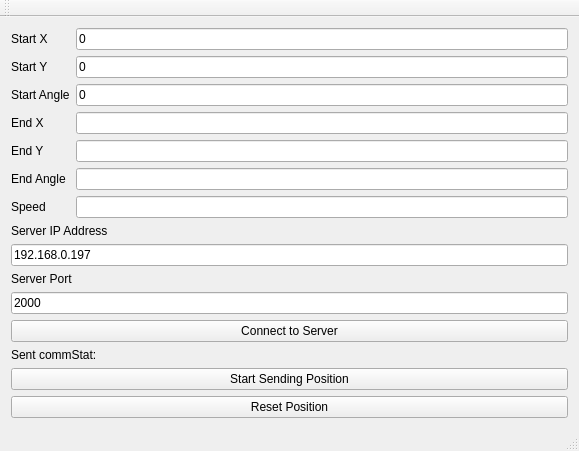
First picture: the form in QtClients/SearcherMoverSimulator/mainwindow.ui, repository madhavpatel6/EmbeddedSystemDesign_Team02, before the edit.
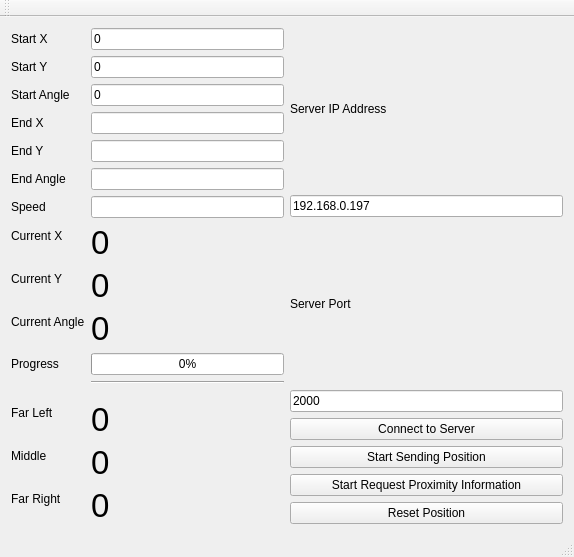
Second picture: the form after the edit.

```diff
--- a/QtClients/SearcherMoverSimulator/mainwindow.ui
+++ b/QtClients/SearcherMoverSimulator/mainwindow.ui
@@ -6,15 +6,15 @@
    <rect>
     <x>0</x>
     <y>0</y>
-    <width>579</width>
-    <height>403</height>
+    <width>574</width>
+    <height>556</height>
    </rect>
   </property>
   <property name="windowTitle">
    <string>Comm Stats GUI</string>
   </property>
   <widget class="QWidget" name="centralWidget">
-   <layout class="QVBoxLayout" name="verticalLayout_2">
+   <layout class="QHBoxLayout" name="horizontalLayout">
     <item>
      <layout class="QFormLayout" name="formLayout">
       <item row="1" column="0">
@@ -99,6 +99,148 @@
       <item row="7" column="1">
        <widget class="QLineEdit" name="speed"/>
       </item>
+      <item row="8" column="0">
+       <widget class="QLabel" name="label_10">
+        <property name="text">
+         <string>Current X</string>
+        </property>
+       </widget>
+      </item>
+      <item row="8" column="1">
+       <widget class="QLabel" name="currX">
+        <property name="font">
+         <font>
+          <pointsize>25</pointsize>
+         </font>
+        </property>
+        <property name="text">
+         <string>0</string>
+        </property>
+       </widget>
+      </item>
+      <item row="9" column="0">
+       <widget class="QLabel" name="label_11">
+        <property name="text">
+         <string>Current Y</string>
+        </property>
+       </widget>
+      </item>
+      <item row="9" column="1">
+       <widget class="QLabel" name="currY">
+        <property name="font">
+         <font>
+          <pointsize>25</pointsize>
+         </font>
+        </property>
+        <property name="text">
+         <string>0</string>
+        </property>
+       </widget>
+      </item>
+      <item row="10" column="0">
+       <widget class="QLabel" name="label_12">
+        <property name="text">
+         <string>Current Angle</string>
+        </property>
+       </widget>
+      </item>
+      <item row="10" column="1">
+       <widget class="QLabel" name="currAngle">
+        <property name="font">
+         <font>
+          <pointsize>25</pointsize>
+         </font>
+        </property>
+        <property name="text">
+         <string>0</string>
+        </property>
+       </widget>
+      </item>
+      <item row="11" column="0">
+       <widget class="QLabel" name="label_17">
+        <property name="text">
+         <string>Progress</string>
+        </property>
+       </widget>
+      </item>
+      <item row="11" column="1">
+       <widget class="QProgressBar" name="progressBar">
+        <property name="value">
+         <number>0</number>
+        </property>
+       </widget>
+      </item>
+      <item row="12" column="0">
+       <widget class="QLabel" name="label_13">
+        <property name="text">
+         <string/>
+        </property>
+       </widget>
+      </item>
+      <item row="12" column="1">
+       <widget class="Line" name="line">
+        <property name="orientation">
+         <enum>Qt::Horizontal</enum>
+        </property>
+       </widget>
+      </item>
+      <item row="13" column="0">
+       <widget class="QLabel" name="label_14">
+        <property name="text">
+         <string>Far Left</string>
+        </property>
+       </widget>
+      </item>
+      <item row="13" column="1">
+       <widget class="QLabel" name="farLeft">
+        <property name="font">
+         <font>
+          <pointsize>25</pointsize>
+         </font>
+        </property>
+        <property name="text">
+         <string>0</string>
+        </property>
+       </widget>
+      </item>
+      <item row="14" column="0">
+       <widget class="QLabel" name="label_15">
+        <property name="text">
+         <string>Middle</string>
+        </property>
+       </widget>
+      </item>
+      <item row="14" column="1">
+       <widget class="QLabel" name="middle">
+        <property name="font">
+         <font>
+          <pointsize>25</pointsize>
+         </font>
+        </property>
+        <property name="text">
+         <string>0</string>
+        </property>
+       </widget>
+      </item>
+      <item row="15" column="0">
+       <widget class="QLabel" name="label_16">
+        <property name="text">
+         <string>Far Right</string>
+        </property>
+       </widget>
+      </item>
+      <item row="15" column="1">
+       <widget class="QLabel" name="farRight">
+        <property name="font">
+         <font>
+          <pointsize>25</pointsize>
+         </font>
+        </property>
+        <property name="text">
+         <string>0</string>
+        </property>
+       </widget>
+      </item>
      </layout>
     </item>
     <item>
@@ -138,13 +280,6 @@
         </property>
        </widget>
       </item>
-      <item>
-       <widget class="QLabel" name="sentCommStatLabel">
-        <property name="text">
-         <string>Sent commStat:</string>
-        </property>
-       </widget>
-      </item>
       <item>
        <widget class="QPushButton" name="commStatsButton">
         <property name="text">
@@ -152,6 +287,13 @@
         </property>
        </widget>
       </item>
+      <item>
+       <widget class="QPushButton" name="pushButton">
+        <property name="text">
+         <string>Start Request Proximity Information</string>
+        </property>
+       </widget>
+      </item>
       <item>
        <widget class="QPushButton" name="StopPositionResponse">
         <property name="text">
```
